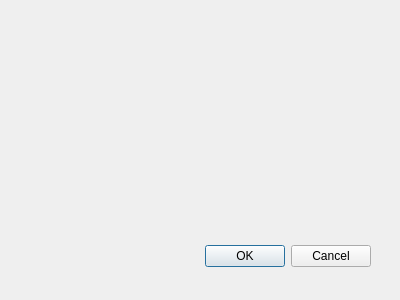
The window that game.ui (jackalot/Connect-4-Class-Project) describes before a commit, drawn with Qt 5.
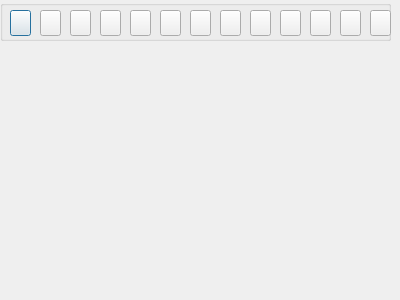
The same window after the commit.

Commit message: Added one row needed for the game board

The edit to the form file:
```diff
--- a/game.ui
+++ b/game.ui
@@ -13,21 +13,193 @@
   <property name="windowTitle">
    <string>Dialog</string>
   </property>
-  <widget class="QDialogButtonBox" name="buttonBox">
+  <widget class="QGroupBox" name="Row1">
+   <property name="enabled">
+    <bool>true</bool>
+   </property>
    <property name="geometry">
     <rect>
-     <x>30</x>
-     <y>240</y>
-     <width>341</width>
-     <height>32</height>
+     <x>0</x>
+     <y>0</y>
+     <width>391</width>
+     <height>41</height>
     </rect>
    </property>
-   <property name="orientation">
-    <enum>Qt::Orientation::Horizontal</enum>
+   <property name="title">
+    <string/>
    </property>
-   <property name="standardButtons">
-    <set>QDialogButtonBox::StandardButton::Cancel|QDialogButtonBox::StandardButton::Ok</set>
-   </property>
+   <widget class="QPushButton" name="R1C1">
+    <property name="geometry">
+     <rect>
+      <x>10</x>
+      <y>10</y>
+      <width>21</width>
+      <height>26</height>
+     </rect>
+    </property>
+    <property name="toolTip">
+     <string>Row 1 Col 1</string>
+    </property>
+    <property name="text">
+     <string/>
+    </property>
+   </widget>
+   <widget class="QPushButton" name="R1C8">
+    <property name="geometry">
+     <rect>
+      <x>220</x>
+      <y>10</y>
+      <width>21</width>
+      <height>26</height>
+     </rect>
+    </property>
+    <property name="text">
+     <string/>
+    </property>
+   </widget>
+   <widget class="QPushButton" name="R1C10">
+    <property name="geometry">
+     <rect>
+      <x>280</x>
+      <y>10</y>
+      <width>21</width>
+      <height>26</height>
+     </rect>
+    </property>
+    <property name="text">
+     <string/>
+    </property>
+   </widget>
+   <widget class="QPushButton" name="R1C3">
+    <property name="geometry">
+     <rect>
+      <x>70</x>
+      <y>10</y>
+      <width>21</width>
+      <height>26</height>
+     </rect>
+    </property>
+    <property name="text">
+     <string/>
+    </property>
+   </widget>
+   <widget class="QPushButton" name="R1C9">
+    <property name="geometry">
+     <rect>
+      <x>250</x>
+      <y>10</y>
+      <width>21</width>
+      <height>26</height>
+     </rect>
+    </property>
+    <property name="text">
+     <string/>
+    </property>
+   </widget>
+   <widget class="QPushButton" name="R1C4">
+    <property name="geometry">
+     <rect>
+      <x>100</x>
+      <y>10</y>
+      <width>21</width>
+      <height>26</height>
+     </rect>
+    </property>
+    <property name="text">
+     <string/>
+    </property>
+   </widget>
+   <widget class="QPushButton" name="R1C2">
+    <property name="geometry">
+     <rect>
+      <x>40</x>
+      <y>10</y>
+      <width>21</width>
+      <height>26</height>
+     </rect>
+    </property>
+    <property name="text">
+     <string/>
+    </property>
+   </widget>
+   <widget class="QPushButton" name="R1C7">
+    <property name="geometry">
+     <rect>
+      <x>190</x>
+      <y>10</y>
+      <width>21</width>
+      <height>26</height>
+     </rect>
+    </property>
+    <property name="text">
+     <string/>
+    </property>
+   </widget>
+   <widget class="QPushButton" name="R1C5">
+    <property name="geometry">
+     <rect>
+      <x>130</x>
+      <y>10</y>
+      <width>21</width>
+      <height>26</height>
+     </rect>
+    </property>
+    <property name="text">
+     <string/>
+    </property>
+   </widget>
+   <widget class="QPushButton" name="R1C13">
+    <property name="geometry">
+     <rect>
+      <x>370</x>
+      <y>10</y>
+      <width>21</width>
+      <height>26</height>
+     </rect>
+    </property>
+    <property name="text">
+     <string/>
+    </property>
+   </widget>
+   <widget class="QPushButton" name="R1C12">
+    <property name="geometry">
+     <rect>
+      <x>340</x>
+      <y>10</y>
+      <width>21</width>
+      <height>26</height>
+     </rect>
+    </property>
+    <property name="text">
+     <string/>
+    </property>
+   </widget>
+   <widget class="QPushButton" name="R1C11">
+    <property name="geometry">
+     <rect>
+      <x>310</x>
+      <y>10</y>
+      <width>21</width>
+      <height>26</height>
+     </rect>
+    </property>
+    <property name="text">
+     <string/>
+    </property>
+   </widget>
+   <widget class="QPushButton" name="R1C6">
+    <property name="geometry">
+     <rect>
+      <x>160</x>
+      <y>10</y>
+      <width>21</width>
+      <height>26</height>
+     </rect>
+    </property>
+    <property name="text">
+     <string/>
+    </property>
+   </widget>
   </widget>
  </widget>
  <resources/>
```
Left out of the diff: 35 changed lines with no effect on the pictures. The commit also changes 1 other file.
